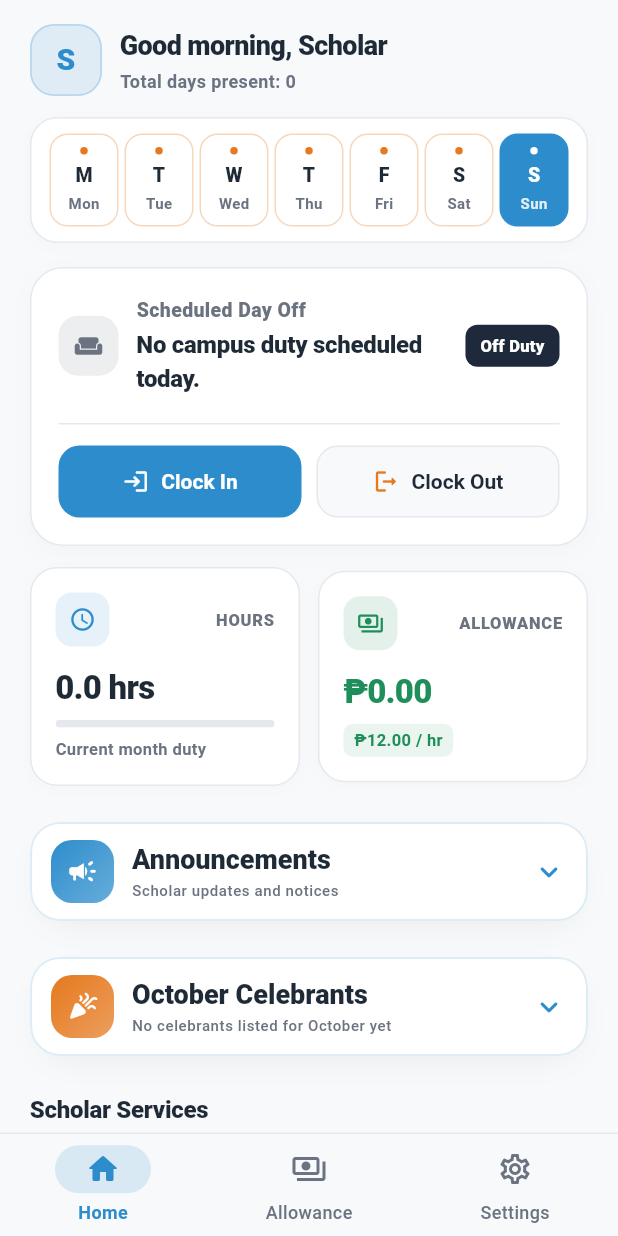
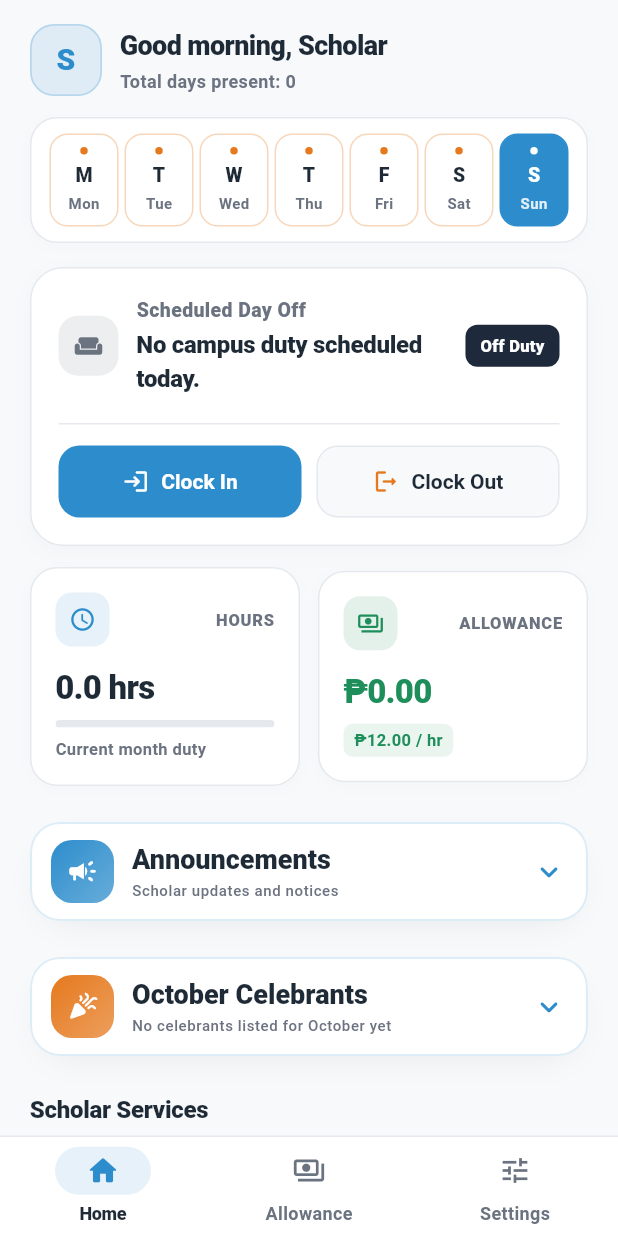
Before and after one commit to Emils18/mobileSched, a Flutter app: the MainShell screen opened directly, on a phone screen of 412 x 824 dp. Run offline on Flutter 3.47's test engine with Material 3 defaults, Android fonts, the phone set to English and light mode, and no system bars; our stand-ins replace flutter_animate, flutter_local_notifications, flutter_timezone, shared_preferences, supabase_flutter, timezone; missing offline and left inert: dart:js_interop; accounts and stored records are empty.

Commit message:
Remove unused flutter_animate import

```diff
--- a/lib/screens/dashboard_screen.dart
+++ b/lib/screens/dashboard_screen.dart
@@ -3,7 +3,7 @@ import 'dart:async';
 import 'package:flutter/foundation.dart';
 import 'package:flutter/material.dart';
 import 'package:flutter/services.dart';
-import 'package:flutter_animate/flutter_animate.dart';
+
 import 'package:url_launcher/url_launcher.dart';
 import '../services/attendance_service.dart';
 import '../services/notification_service.dart';
--- a/lib/screens/main_shell.dart
+++ b/lib/screens/main_shell.dart
@@ -35,50 +35,58 @@ class _MainShellState extends State<MainShell> {
     ];
 
     return Scaffold(
-      backgroundColor: AppColors.bgDeep,
+      backgroundColor: AppColors.bgDark,
       body: IndexedStack(
         index: _currentIndex,
         children: tabs,
       ),
       bottomNavigationBar: SafeArea(
         top: false,
-        child: NavigationBarTheme(
-          data: NavigationBarThemeData(
-            indicatorColor: AppColors.primary.withValues(alpha: 0.15),
-            iconTheme: WidgetStateProperty.resolveWith<IconThemeData>((states) {
-              if (states.contains(WidgetState.selected)) {
-                return const IconThemeData(color: AppColors.primary);
-              }
-              return const IconThemeData(color: AppColors.textMuted);
-            }),
-            labelTextStyle:
-                WidgetStateProperty.resolveWith<TextStyle>((states) {
-              if (states.contains(WidgetState.selected)) {
+        child: Container(
+          decoration: const BoxDecoration(
+            color: AppColors.bgDeep,
+            border: Border(
+              top: BorderSide(
+                color: AppColors.cardBorder,
+                width: 1,
+              ),
+            ),
+          ),
+          child: NavigationBarTheme(
+            data: NavigationBarThemeData(
+              height: 66,
+              backgroundColor: AppColors.bgDeep,
+              indicatorColor: AppColors.primary.withValues(alpha: 0.12),
+              iconTheme: WidgetStateProperty.resolveWith<IconThemeData>((states) {
+                if (states.contains(WidgetState.selected)) {
+                  return const IconThemeData(
+                    color: AppColors.primary,
+                    size: 23,
+                  );
+                }
+                return const IconThemeData(
+                  color: AppColors.textMuted,
+                  size: 22,
+                );
+              }),
+              labelTextStyle:
+                  WidgetStateProperty.resolveWith<TextStyle>((states) {
+                if (states.contains(WidgetState.selected)) {
+                  return const TextStyle(
+                    color: AppColors.textTitle,
+                    fontSize: 12,
+                    fontWeight: FontWeight.w800,
+                    letterSpacing: -0.2,
+                  );
+                }
                 return const TextStyle(
-                  color: AppColors.primary,
+                  color: AppColors.textMuted,
                   fontSize: 12,
                   fontWeight: FontWeight.w600,
                 );
-              }
-              return const TextStyle(
-                color: AppColors.textMuted,
-                fontSize: 12,
-                fontWeight: FontWeight.w500,
-              );
-            }),
-          ),
-          child: Container(
-            decoration: const BoxDecoration(
-              border: Border(
-                top: BorderSide(
-                  color: AppColors.cardBorder,
-                  width: 1,
-                ),
-              ),
+              }),
             ),
             child: NavigationBar(
-              height: 68,
-              backgroundColor: AppColors.bgDark,
               selectedIndex: _currentIndex,
               onDestinationSelected: (index) {
                 setState(() {
@@ -98,8 +106,8 @@ class _MainShellState extends State<MainShell> {
                   label: 'Allowance',
                 ),
                 NavigationDestination(
-                  icon: Icon(Icons.settings_outlined),
-                  selectedIcon: Icon(Icons.settings_rounded),
+                  icon: Icon(Icons.tune_outlined),
+                  selectedIcon: Icon(Icons.tune_rounded),
                   label: 'Settings',
                 ),
               ],
```
